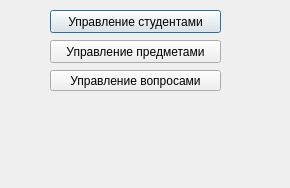
Qt form gui_client/teacherwindow.ui (turok-m-a/tester-server) before a commit.
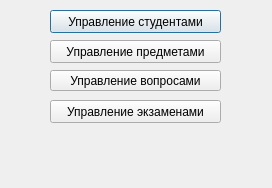
The same form after that commit.

```diff
--- a/gui_client/teacherwindow.ui
+++ b/gui_client/teacherwindow.ui
@@ -6,7 +6,7 @@
    <rect>
     <x>0</x>
     <y>0</y>
-    <width>290</width>
+    <width>272</width>
     <height>188</height>
    </rect>
   </property>
@@ -55,6 +55,19 @@
     <string>Управление вопросами</string>
    </property>
   </widget>
+  <widget class="QPushButton" name="examControl">
+   <property name="geometry">
+    <rect>
+     <x>50</x>
+     <y>100</y>
+     <width>171</width>
+     <height>23</height>
+    </rect>
+   </property>
+   <property name="text">
+    <string>Управление экзаменами</string>
+   </property>
+  </widget>
  </widget>
  <resources/>
  <connections/>
```
